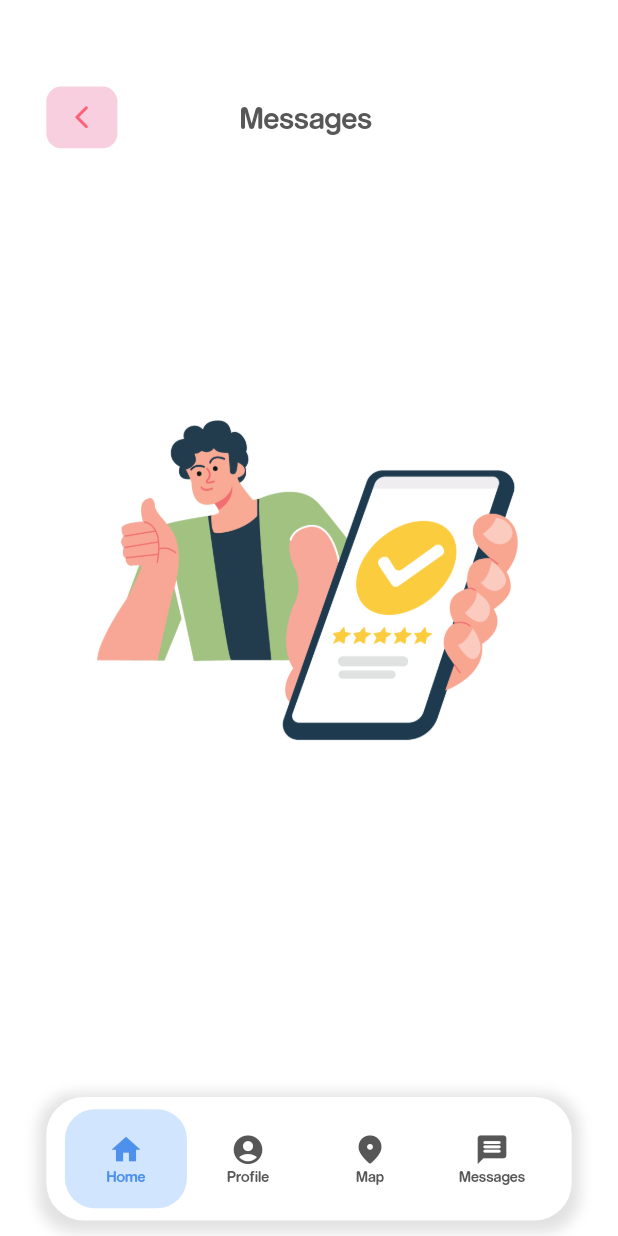
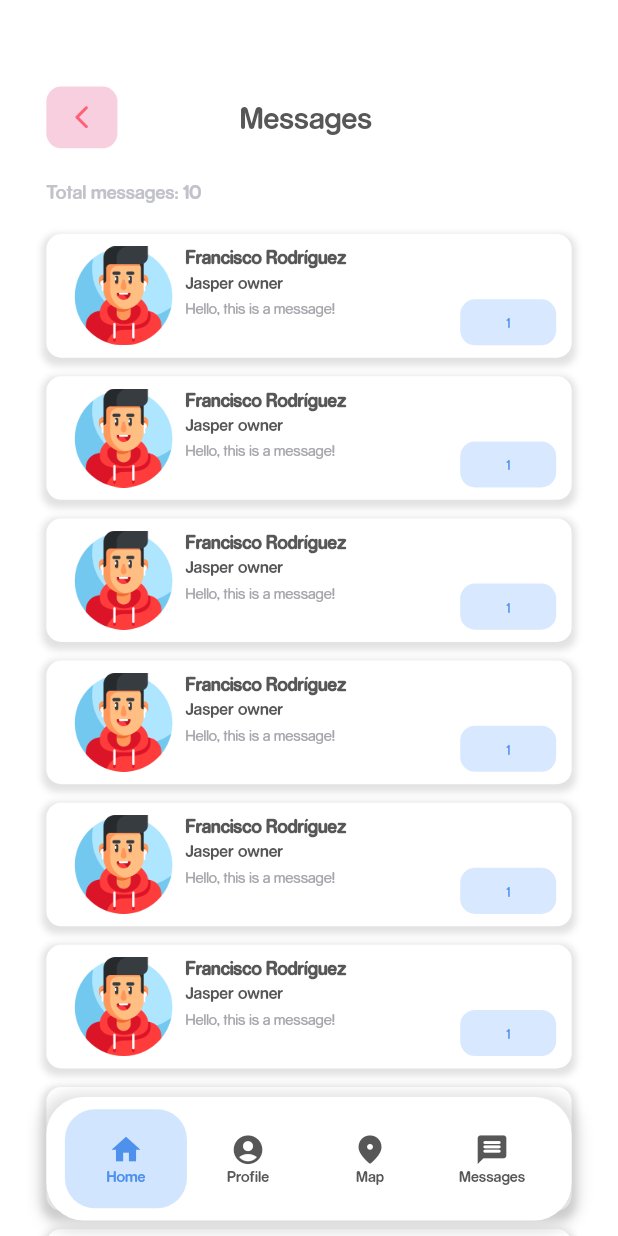
Before and after one commit to shokievarun/nymble_animals_adoption, a Flutter app: the MessagesPage screen opened by its route, on a phone screen of 412 x 824 dp. Run offline on Flutter 3.47's test engine with Material 2 defaults, Android fonts, the phone set to English and light mode, and no system bars; our stand-ins replace cached_network_image, device_preview; network calls fail.

Commit message:
Pagina de mensajes, animaciones

```diff
--- a/lib/screens/home_page/home_page.dart
+++ b/lib/screens/home_page/home_page.dart
@@ -77,7 +77,7 @@ class _HomePageState extends State<HomePage> {
 
       return _animalsToShow!.isEmpty
         ? Center(
-            child: Text('No animals in this category.', style: TextStyles.lightGrayw600(_responsive.dp(1.5)))
+            child: Text('No animals in this category.', style: TextStyles.lightGreyw600(_responsive.dp(1.5)))
           )
         : SizedBox(
             height: _responsive.hp(15) * _itemsToShow,
--- a/lib/screens/messages/messages_page.dart
+++ b/lib/screens/messages/messages_page.dart
@@ -1,32 +1,88 @@
-import 'package:animals_adoption_flutter/constants/assets_paths.dart';
+import 'package:animals_adoption_flutter/screens/messages/widgets/custom_message_container.dart';
 import 'package:animals_adoption_flutter/widgets/custom_bottom_navigator_bar.dart';
 import 'package:animals_adoption_flutter/widgets/custom_scaffold.dart';
 
 import '../../widgets/custom_bottom_navigator_bar.dart';
 
-class MessagesPage extends StatelessWidget {
+const int messagesCount = 10;
+
+class MessagesPage extends StatefulWidget {
   const MessagesPage({Key? key}) : super(key: key);
+
+  @override
+  State<MessagesPage> createState() => _MessagesPageState();
+}
+
+class _MessagesPageState extends State<MessagesPage> with SingleTickerProviderStateMixin{
+
+  late AnimationController _controller;
+  late Animation<double> _animation;
+
+  @override
+  void initState() {
+
+    // Initialize controllers
+    _controller = AnimationController(vsync: this, duration: const Duration(milliseconds: 500));
+    _animation = Tween<double>(begin: 1, end: 0).animate(
+      CurvedAnimation(
+        parent: _controller,
+        curve: Curves.ease
+      ))..addListener(() {
+        setState(() {
+
+        });
+      });
+
+    // Start animation
+    _controller.forward();
+
+    super.initState();
+  }
+
+  @override
+  void dispose() {
+    _controller.dispose();
+    super.dispose();
+  }
 
   @override
   Widget build(BuildContext context) {
 
     final ResponsiveUtil _responsive = ResponsiveUtil.of(context);
 
+    final double messagesWidthPosition = _responsive.width * _animation.value;
 
     return CustomScaffold(
       title: 'Messages',
       withBackButton: true,
       bottomNavigator: CustomBottomNavigatorBar(),
       body: [
-        SizedBox(height: _responsive.hp(20)),
-        SizedBox(
-          height: _responsive.hp(30),
-          width: _responsive.wp(100),
-          child: Image.asset(
-            '$illustrationsPath/no_messages.png',
-            fit: BoxFit.contain,
+        SizedBox(height: _responsive.hp(2.5)),
+        Text(
+          'Total messages: $messagesCount',
+          style: TextStyles.lightGreyw600(_responsive.dp(1.25)),
+        ),
+        Transform(
+          transform: Matrix4.identity()..translate(
+            messagesWidthPosition
           ),
-        ),
+          child: Opacity(
+            opacity: 1 - _animation.value,
+            child: Padding(
+              padding: EdgeInsets.only(top: _responsive.hp(2.5)),
+              child: SizedBox(
+                height: (_responsive.hp(10) + _responsive.hp(1.5)) * messagesCount,
+                child: ListView.separated(
+                  itemCount: messagesCount,
+                  separatorBuilder: (_, x) => SizedBox(height: _responsive.hp(1.5)),
+                  itemBuilder: (_, x){
+                    return const CustomMessagesContainer();
+                  },
+                ),
+              ),
+            ),
+          ),
+        )
       ],
     );
   }
--- /dev/null
+++ b/lib/screens/messages/widgets/custom_message_container.dart
@@ -0,0 +1,75 @@
+import 'package:animals_adoption_flutter/constants/assets_paths.dart';
+import 'package:animals_adoption_flutter/widgets/custom_scaffold.dart';
+import 'package:animals_adoption_flutter/widgets/custom_text_button.dart';
+
+
+class CustomMessagesContainer extends StatelessWidget {
+
+  const CustomMessagesContainer({Key? key}) : super(key: key);
+
+  @override
+  Widget build(BuildContext context) {
+
+    final ResponsiveUtil _responsive = ResponsiveUtil.of(context);
+
+    return Container(
+      height: _responsive.hp(10),
+      padding: EdgeInsets.symmetric(vertical: _responsive.hp(1), horizontal: _responsive.wp(2.5)),
+      decoration: BoxDecoration(
+        color: Colors.white,
+        borderRadius: BorderRadius.circular(10),
+        boxShadow: [
+          BoxShadow(
+            color: Colors.grey.withOpacity(0.3),
+            spreadRadius: 2.5,
+            blurRadius: 3.5,
+            offset: const Offset(0, 2.5)
+          )
+        ]
+      ),
+      child: Row(
+        crossAxisAlignment: CrossAxisAlignment.center,
+        mainAxisAlignment: MainAxisAlignment.center,
+        children: [
+          // Picture
+          Expanded(
+            flex: 2,
+            child: Image.asset('$illustrationsPath/user.png')
+          ),
+
+          // Data
+          Expanded(
+            flex: 6,
+            child: Column(
+              crossAxisAlignment: CrossAxisAlignment.start,
+              mainAxisAlignment: MainAxisAlignment.center,
+              children: [
+                Text('Francisco Rodríguez', textAlign: TextAlign.center, style: TextStyles.lightBlackw600(_responsive.dp(1.20)).copyWith(fontWeight: FontWeight.w900)),
+                SizedBox(height: _responsive.hp(0.25)),
+                Text('Jasper owner', textAlign: TextAlign.center, style: TextStyles.blackw700(_responsive.dp(1.10))),
+                SizedBox(height: _responsive.hp(0.5)),
+                Expanded(
+                  flex: 2,
+                  child: Row(
+                    crossAxisAlignment: CrossAxisAlignment.start,
+                    children: [
+                      Text('Hello, this is a message!', textAlign: TextAlign.center, style: TextStyles.middleDarkGrayw500(_responsive.dp(1)), maxLines: 3, overflow: TextOverflow.ellipsis),
+                      const Spacer(),
+                      CustomTextButton(
+                        textColor: ThemeColors.accentForText,
+                        backgroundColor: ThemeColors.accent,
+                        text: '1',
+                        textSize: _responsive.dp(1),
+                        onPressedCallback: () {}
+                      )
+                    ],
+                  ),
+                )
+              ],
+            )
+          ),
+        ],
+      ),
+    );
+  }
+}
--- a/lib/utils/text_styles.dart
+++ b/lib/utils/text_styles.dart
@@ -12,7 +12,7 @@ class TextStyles{
     );
   }
 
-  static TextStyle lightGrayw600(final double size){
+  static TextStyle lightGreyw600(final double size){
     return TextStyle(
       fontFamily: 'Rocko',
       fontSize: size,
--- a/lib/widgets/custom_animal_container.dart
+++ b/lib/widgets/custom_animal_container.dart
@@ -147,7 +147,7 @@ class _CustomAnimalContainerState extends State<CustomAnimalContainer> with Sing
               color: Colors.grey.withOpacity(0.3),
               spreadRadius: 2.5,
               blurRadius: 3.5,
-              offset: const Offset(0, 7)
+              offset: const Offset(0, 2.5)
             )
           ]
         ),
--- a/lib/widgets/custom_nav_bar_item.dart
+++ b/lib/widgets/custom_nav_bar_item.dart
@@ -47,7 +47,7 @@ class NavBarItem extends StatelessWidget {
             ),
             Text(
               routeName[0].toUpperCase() + routeName.substring(1),
-              style: TextStyles.lightGrayw600(_responsive.dp(1)).copyWith(color: isSelected! ? ThemeColors.accentForText : ThemeColors.lightBlack)
+              style: TextStyles.lightGreyw600(_responsive.dp(1)).copyWith(color: isSelected! ? ThemeColors.accentForText : ThemeColors.lightBlack)
             ),
           ],
         ),
```
